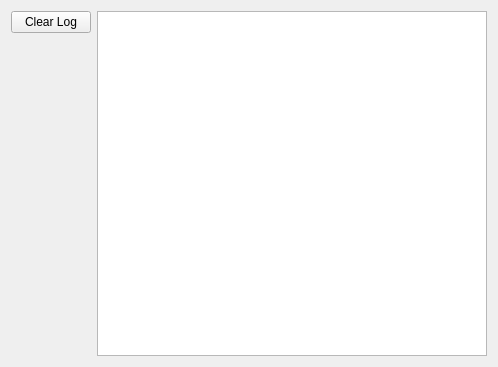
Old version of the form src/PacketSender/LogWidget.ui in the repository BatikanHyt/PacketSender.
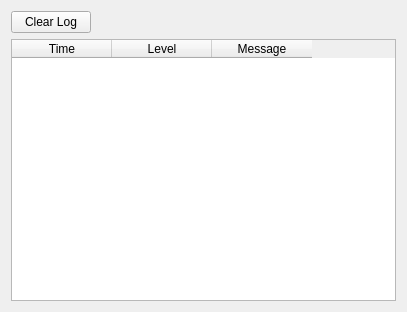
New version of the form.

Patch:
```diff
--- a/src/PacketSender/LogWidget.ui
+++ b/src/PacketSender/LogWidget.ui
@@ -6,8 +6,8 @@
    <rect>
     <x>0</x>
     <y>0</y>
-    <width>498</width>
-    <height>367</height>
+    <width>407</width>
+    <height>312</height>
    </rect>
   </property>
   <property name="windowTitle">
@@ -15,10 +15,6 @@
   </property>
   <layout class="QGridLayout" name="gridLayout">
    <item row="0" column="0">
-    <layout class="QHBoxLayout" name="horizontalLayout_2">
-     <item>
-      <layout class="QVBoxLayout" name="verticalLayout">
-       <item>
         <layout class="QHBoxLayout" name="horizontalLayout">
          <item>
           <widget class="QPushButton" name="pbClearLog">
@@ -27,25 +23,41 @@
            </property>
           </widget>
          </item>
-        </layout>
-       </item>
        <item>
-        <spacer name="verticalSpacer">
+      <spacer name="horizontalSpacer">
          <property name="orientation">
-          <enum>Qt::Vertical</enum>
+        <enum>Qt::Horizontal</enum>
          </property>
          <property name="sizeHint" stdset="0">
           <size>
-           <width>20</width>
-           <height>40</height>
+         <width>40</width>
+         <height>20</height>
           </size>
          </property>
         </spacer>
        </item>
       </layout>
      </item>
+   <item row="1" column="0">
+    <layout class="QHBoxLayout" name="horizontalLayout_2">
      <item>
-      <widget class="QTextEdit" name="teLogWindow"/>
+      <widget class="QTableWidget" name="tableWidget">
+       <column>
+        <property name="text">
+         <string>Time</string>
+        </property>
+       </column>
+       <column>
+        <property name="text">
+         <string>Level</string>
+        </property>
+       </column>
+       <column>
+        <property name="text">
+         <string>Message</string>
+        </property>
+       </column>
+      </widget>
      </item>
     </layout>
    </item>
```
Lines whose indentation alone changed are shown as unchanged.
